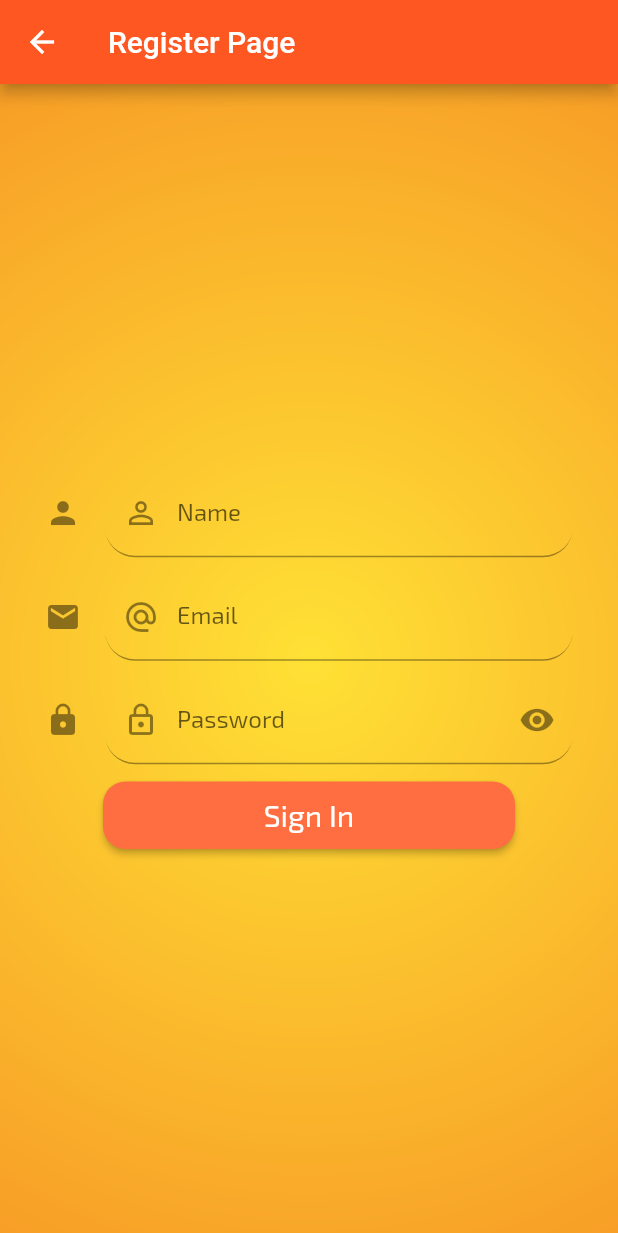
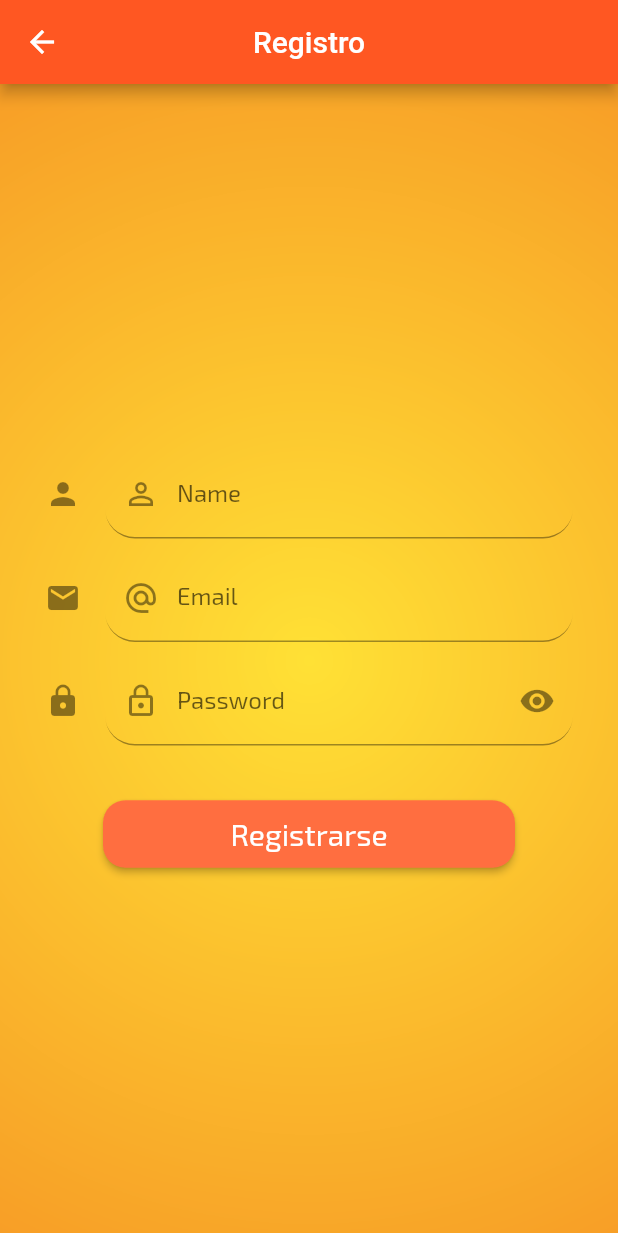
Before and after one commit to ErickMtz1/Auth, a Flutter app: the RegisterPage screen opened by its route, on a phone screen of 412 x 824 dp. Shown: the top 1233 px of the screen. Run offline on Flutter 3.47's test engine with Material 2 defaults, Android fonts, the phone set to English and light mode, and no system bars; our stand-ins replace cloud_firestore, firebase_auth, firebase_core, form_field_validator, get, google_fonts and 1 more; accounts and stored records are empty.

```diff
--- /dev/null
+++ b/lib/models/user_data_model.dart
@@ -0,0 +1,37 @@
+// To parse this JSON data, do
+//
+//     final userModel = userModelFromJson(jsonString);
+
+import 'dart:convert';
+
+UserModel userModelFromJson(String str) => UserModel.fromJson(json.decode(str));
+
+String userModelToJson(UserModel data) => json.encode(data.toJson());
+
+class UserModel {
+    UserModel({
+        this.name,
+        this.uuid,
+        this.registerDate,
+        this.app,
+    });
+
+    String name;
+    String uuid;
+    DateTime registerDate;
+    String app;
+
+    factory UserModel.fromJson(Map<String, dynamic> json) => UserModel(
+        name: json["name"],
+        uuid: json["uuid"],
+        registerDate: DateTime.parse(json["register_date"]),
+        app: json["app"],
+    );
+
+    Map<String, dynamic> toJson() => {
+        "name": name,
+        "uuid": uuid,
+        "register_date": registerDate.toIso8601String(),
+        "app": app,
+    };
+}
--- a/lib/pages/register_page.dart
+++ b/lib/pages/register_page.dart
@@ -16,17 +16,25 @@ class RegisterPage extends StatelessWidget {
   Widget build(BuildContext context) {
     return Scaffold(
         appBar: AppBar(
-          title: Text('Register Page'),
+          title: Text('Registro'),
+          centerTitle: true,
         ),
         body: Stack(
+          alignment: AlignmentDirectional.center,
           children: [
             Background(),
+            SingleChildScrollView(
+              child: Column(
+                children: [
                   GetBuilder<RegisterController>(
                     id: 'loading',
                     init: _registerController,
                     builder: (_) => (_registerController.isLoading)
                         ? Center(child: CircularProgressIndicator())
                         : _loginForm(context),
+                  )
+                ],
+              ),
             )
           ],
         ));
@@ -76,7 +84,7 @@ class RegisterPage extends StatelessWidget {
               labelText: 'Email',
               icon: Icons.email,
               prefixIcon: Icon(Icons.alternate_email),
-              validator: _.emailValidator ,
+              validator: _.emailValidator,
               counterText: _.emailController.text,
             )));
   }
@@ -86,6 +94,7 @@ class RegisterPage extends StatelessWidget {
         id: 'pass',
         builder: ((_) => CustomFormField(
               controller: _.passwordController,
+              obscureText: _.obscureText,
               labelText: 'Password',
               icon: Icons.lock,
               prefixIcon: Icon(Icons.lock_outline),
@@ -101,19 +110,22 @@ class RegisterPage extends StatelessWidget {
   }
 
   _registerButton(BuildContext context) {
-    return Button(
-      text: 'Sign In',
+    return Container(
+      margin: EdgeInsets.only(top: 25.0),
+      child: Button(
+        text: 'Registrarse',
         onPressed: () async {
           if (_formKey.currentState.validate()) {
             _registerController.isLoading = true;
             FocusScope.of(context).unfocus();
             final resp = await _registerController.createUser();
             if (resp) {
-            Get.offNamed('pruebaPage');
+              Get.offNamed('businessPage');
             }
             _registerController.isLoading = false;
           }
         },
+      ),
     );
   }
 }
--- a/lib/routes/routes.dart
+++ b/lib/routes/routes.dart
@@ -2,7 +2,6 @@ import 'package:get/get.dart';
 
 import 'package:login/pages/home_page.dart';
 import 'package:login/pages/login_page.dart';
-import 'package:login/pages/prueba_page.dart';
 import 'package:login/pages/register_page.dart';
 
 
@@ -11,7 +10,6 @@ class Routes {
   static final route = [
     GetPage(name: 'homePage', page: () => HomePage()),
     GetPage(name: 'loginPage', page: () => LoginPage()),
-    GetPage(name: 'pruebaPage', page: () => PruebaPage()),
     GetPage(name: 'registerPage', page: () => RegisterPage()),
   ];
 
--- a/lib/widgets/form_field.dart
+++ b/lib/widgets/form_field.dart
@@ -16,7 +16,7 @@ class CustomFormField extends StatelessWidget {
   const CustomFormField(
       {@required this.controller,
       @required this.labelText,
-      @required this.counterText,
+      this.counterText,
       @required this.icon,
       this.autovalidate = false,
       this.prefixIcon,
--- a/pubspec.yaml
+++ b/pubspec.yaml
@@ -34,6 +34,7 @@ dependencies:
   google_fonts: ^1.1.0
   firebase_core: ^0.5.0
   form_field_validator: ^1.0.1
+  package_info: ^0.4.3
 
 dev_dependencies:
   flutter_test:
```
Also changed, not shown: lib/controllers/register_controller.dart (+31 -9 lines), lib/pages/home_page.dart (+20 -3 lines), lib/pages/login_page.dart (+36 -7 lines), lib/pages/prueba_page.dart (deleted, +0 -22 lines), assets/e-Tuux.png (added), pubspec.lock. Lines whose indentation alone changed are shown as unchanged.
